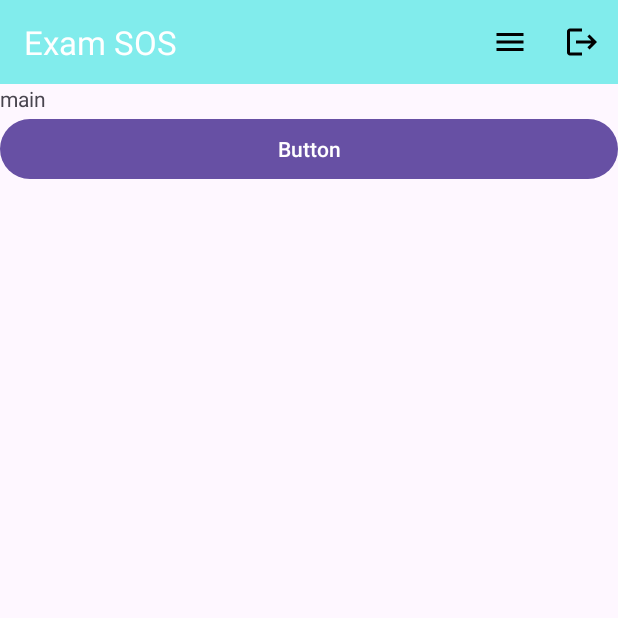
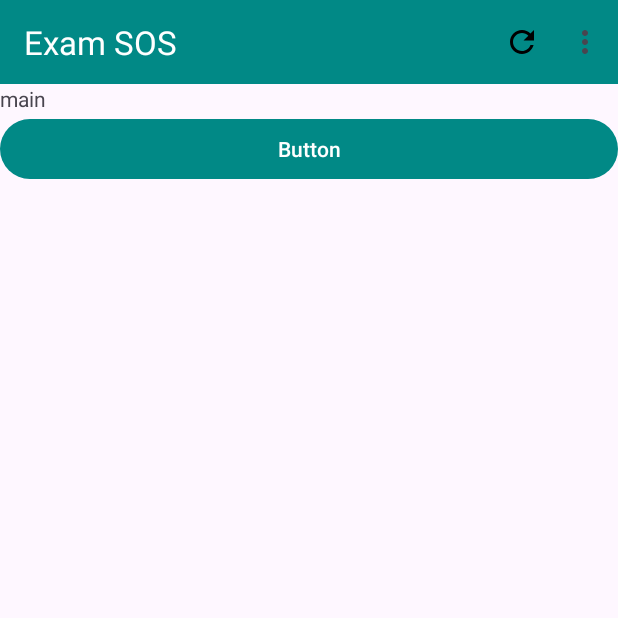
Before and after one commit to rayrayrachel/ExamSOS, an Android app: the screen it shows after launch (MainActivity), after a tap on "More", on a phone screen of 412 x 824 dp, the top half of it. Run offline under Robolectric (Android 15) with nearby library versions, the phone set to English and light mode, and no system bars.

Commit message:
[UI] Added Sub App Bar, changed style

```diff
--- a/app/src/main/java/com/example/examsos/MainActivity.kt
+++ b/app/src/main/java/com/example/examsos/MainActivity.kt
@@ -61,14 +61,23 @@ class MainActivity : AppCompatActivity() {
      */
     override fun onOptionsItemSelected(item: MenuItem): Boolean {
         return when (item.itemId) {
+            R.id.refresh -> {
+                val intent = Intent(this, MainActivity::class.java)
+                intent.addFlags(Intent.FLAG_ACTIVITY_CLEAR_TOP or Intent.FLAG_ACTIVITY_NEW_TASK)
+                startActivity(intent)
+                finish()
+                Log.i(myTag, "restart clicked")
+                true
+            }
+            R.id.settings -> {
+                Log.i(myTag, "Settings clicked")
+                true
+            }
             R.id.logout -> {
                 val intent = Intent(this, LoginActivity::class.java)
                 startActivity(intent)
-                Log.i(myTag, "Logout clicked")
-                true
-            }
-            R.id.more -> {
-                Log.i(myTag, "More clicked")
+
+                Log.i(myTag, "Settings clicked")
                 true
             }
             else -> super.onOptionsItemSelected(item)
--- /dev/null
+++ b/app/src/main/res/drawable/refresh.xml
@@ -0,0 +1,5 @@
+<vector xmlns:android="http://schemas.android.com/apk/res/android" android:height="24dp" android:tint="#000000" android:viewportHeight="24" android:viewportWidth="24" android:width="24dp">
+
+    <path android:fillColor="@android:color/white" android:pathData="M17.65,6.35C16.2,4.9 14.21,4 12,4c-4.42,0 -7.99,3.58 -7.99,8s3.57,8 7.99,8c3.73,0 6.84,-2.55 7.73,-6h-2.08c-0.82,2.33 -3.04,4 -5.65,4 -3.31,0 -6,-2.69 -6,-6s2.69,-6 6,-6c1.66,0 3.14,0.69 4.22,1.78L13,11h7V4l-2.35,2.35z"/>
+
+</vector>
--- a/app/src/main/res/layout/activity_login.xml
+++ b/app/src/main/res/layout/activity_login.xml
@@ -8,7 +8,7 @@
         android:id="@+id/textView2"
         android:layout_width="wrap_content"
         android:layout_height="wrap_content"
-        android:text="@string/login_appbar_name"
+        android:text="@string/appbar_item_login"
         tools:layout_editor_absoluteX="131dp"
         tools:layout_editor_absoluteY="205dp" />
 </androidx.constraintlayout.widget.ConstraintLayout>
--- a/app/src/main/res/menu/tool_bar_layout.xml
+++ b/app/src/main/res/menu/tool_bar_layout.xml
@@ -3,15 +3,27 @@
     xmlns:app="http://schemas.android.com/apk/res-auto">
 
     <item
-        android:id="@+id/more"
-        android:icon="@drawable/moremenu"
-        android:title="@string/more_appbar_name"
-        app:showAsAction="always" />
+        android:id="@+id/refresh"
+        android:icon="@drawable/refresh"
+        android:title="@string/appbar_item_more"
+        app:showAsAction="ifRoom" />
+
+    <item
+        android:id="@+id/announcement"
+        android:title="@string/appbar_item_announcement"/>
+
+    <item
+        android:id="@+id/settings"
+        android:title="@string/appbar_item_settings"/>
+
+    <item
+        android:id="@+id/about_us"
+        android:title="@string/appbar_item_about_us"/>
+
 
     <item
         android:id="@+id/logout"
-        android:icon="@drawable/logout"
-        android:title="@string/more_appbar_name"
-        app:showAsAction="ifRoom"
-        />
+        android:title="@string/appbar_item_logout"/>
+
+
 </menu>
--- a/app/src/main/res/values/colors.xml
+++ b/app/src/main/res/values/colors.xml
@@ -5,10 +5,12 @@
     <color name="white">#FFFFFFFF</color>
 
     <!-- Theme Colors -->
-    <color name="theme_primary">#81ecec</color>
+    <color name="theme_primary">#018986</color>
     <color name="theme_secondary">#00cec9</color>
 
     <!-- Additional Colors -->
+    <color name="teal">#81ecec</color>
+    <color name="dark_teal">#00cec9</color>
     <color name="light_blue">#74b9ff</color>
     <color name="dark_blue">#0984e3</color>
     <color name="lavender">#a29bfe</color>
--- a/app/src/main/res/values/strings.xml
+++ b/app/src/main/res/values/strings.xml
@@ -3,7 +3,13 @@
     <string name="home_page_name">Home</string>
     <string name="level_page_name">Level</string>
     <string name="note_page_name">Note</string>
-    <string name="more_appbar_name">More</string>
-    <string name="login_appbar_name">Login</string>
-    <string name="back_appbar_name">Back</string>
+
+    <!-- Action items for the app bar -->
+    <string name="appbar_item_more">More</string>
+    <string name="appbar_item_login">Login</string>
+    <string name="appbar_item_back">Back</string>
+    <string name="appbar_item_logout">Logout</string>
+    <string name="appbar_item_settings">Settings</string>
+    <string name="appbar_item_about_us">About Us</string>
+    <string name="appbar_item_announcement">Announcement</string>
 </resources>
--- a/app/src/main/res/values/themes.xml
+++ b/app/src/main/res/values/themes.xml
@@ -1,12 +1,14 @@
+<?xml version="1.0" encoding="utf-8"?>
 <resources xmlns:tools="http://schemas.android.com/tools">
     <!-- Base application theme. -->
     <style name="Base.Theme.ExamSOS" parent="Theme.Material3.DayNight.NoActionBar">
         <!-- Customize your light theme here. -->
-        <!-- <item name="colorPrimary">@color/my_light_primary</item> -->
+        <item name="colorPrimary">@color/theme_primary</item>
+        <item name="colorSecondary">@color/theme_secondary</item>
+        <item name="android:statusBarColor">@color/theme_primary</item>
     </style>
 
-    <style name="Theme.AppBarAndSwipe"
-        parent="Theme.MaterialComponents.DayNight.DarkActionBar"/>
+    <style name="Theme.AppBarAndSwipe" parent="Theme.MaterialComponents.DayNight.DarkActionBar" />
 
     <style name="Theme.ExamSOS" parent="Base.Theme.ExamSOS" />
 </resources>
```
Also changed, not shown: app/src/main/java/com/example/examsos/QuizActivity.kt (+31 -0 lines), app/src/main/res/layout/activity_quiz.xml (+22 -7 lines), app/src/main/res/menu/sub_tool_bar_layout.xml (added, +9 -0 lines).
